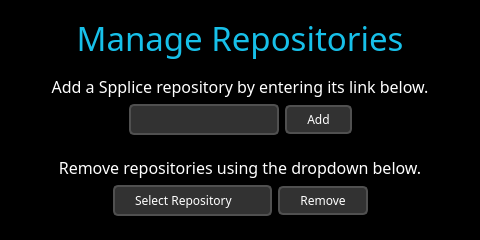
Qt form ui/Repositories.ui (p2r3/spplice-cpp) before a commit.
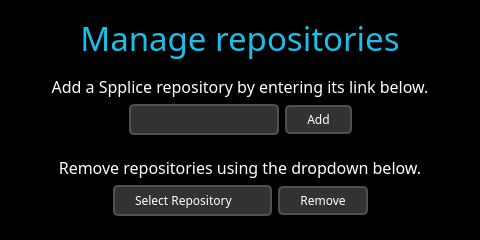
The same form after that commit. Icons and pictures are not drawn.

Commit message: fix inconsistent capitalization

Patch:
```diff
--- a/ui/Repositories.ui
+++ b/ui/Repositories.ui
@@ -68,7 +68,7 @@
       </font>
      </property>
      <property name="text">
-      <string>Manage Repositories</string>
+      <string>Manage repositories</string>
      </property>
      <property name="alignment">
       <set>Qt::AlignCenter</set>
```
